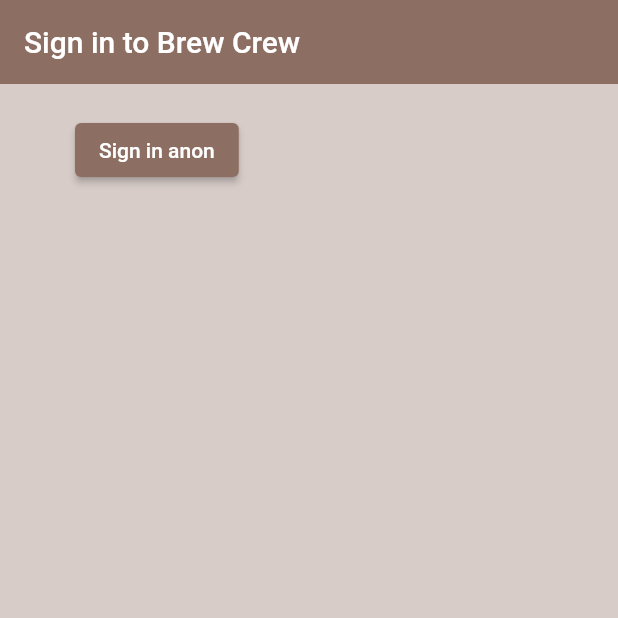
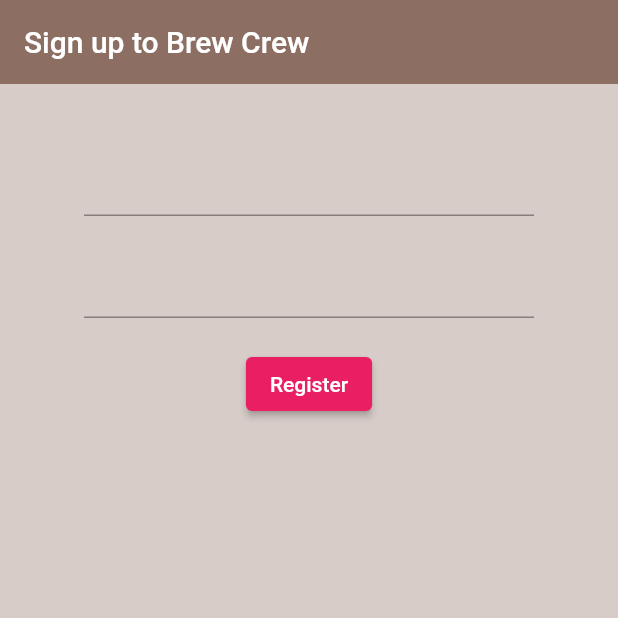
Before and after one commit to sunglimlee/firebase1, a Flutter app: the screen it shows after launch, on a phone screen of 412 x 824 dp, the top half of it. Run offline on Flutter 3.47's test engine with Material 2 defaults, Android fonts, the phone set to English and light mode, and no system bars; our stand-ins replace firebase_auth, firebase_core; accounts and stored records are empty.

Commit message:
create Register class : local variable 을 만들 때 build 밖에 만드는 걸 기억하자.

```diff
--- a/lib/screens/authenticate/authenticate.dart
+++ b/lib/screens/authenticate/authenticate.dart
@@ -1,3 +1,4 @@
+import 'package:firebase1/screens/authenticate/register.dart';
 import 'package:firebase1/screens/authenticate/sign_in.dart';
 import 'package:flutter/material.dart';
 
@@ -15,7 +16,7 @@
   @override
   Widget build(BuildContext context) {
     return Container(
-      child: SignIn(), // 진짜 파이어베이스를 연결하고 있는거야? 너무 흥분된다.
+      child: Register(), // 진짜 파이어베이스를 연결하고 있는거야? 너무 흥분된다.
     );
   }
 }
--- /dev/null
+++ b/lib/screens/authenticate/register.dart
@@ -0,0 +1,71 @@
+import 'package:firebase1/services/auth.dart';
+import 'package:flutter/material.dart';
+
+class Register extends StatefulWidget {
+  const Register({Key? key}) : super(key: key);
+
+  @override
+  State<Register> createState() => _RegisterState();
+}
+
+class _RegisterState extends State<Register> {
+  final AuthService _auth = AuthService(); // 잘봐라. AuthService 객체안에서 이미 정적 객체를 만들고 그걸 사용하고 있다.
+  String email = '';
+  String password = '';
+
+  @override
+  Widget build(BuildContext context) {
+    var width = MediaQuery.of(context).size.width;
+
+    return Scaffold(
+      backgroundColor: Colors.brown[100], // color 의 strength 를 설정할 수 있다. 커피의 농도, 진하기를 설정하는데 유효하다.
+      appBar: AppBar(
+        backgroundColor: Colors.brown[400], // 약간 더 진하게 설정한다.
+        elevation: 0.0,
+        title: Text('Sign up to Brew Crew'),
+      ),
+      body: Center(
+        child: Container(
+            alignment: Alignment.center ,
+            width: 400,
+            padding: EdgeInsets.symmetric(vertical: 20.0, horizontal: 50.0),
+            child: Form(
+              child: Column(
+                //crossAxisAlignment: CrossAxisAlignment.center,
+                children: [
+                  SizedBox(height: 20.0,),
+                  TextFormField( // 값을 변경할 때마다 해당 함수가 작동한다.
+                    onChanged: (val) {
+                      // [question] The declaration 'setState' isn't referenced.
+                      // [answer] 괄호로 감싸준다.
+                      setState(() => email = val);
+                    },
+                  ),
+                  SizedBox(height: 20.0,),
+                  TextFormField(
+                    onChanged: (val) {
+                      setState(() => password = val);
+                    },
+                    obscureText: true,
+                  ),
+                  SizedBox(height: 20.0,),
+                  ElevatedButton(
+                    style: ElevatedButton.styleFrom(primary: Colors.pink),
+                    onPressed: () async {
+                      print(email);
+                      print(password);
+                    },
+                    child: Text(
+                      "Register",
+                      style: TextStyle(color: Colors.white),
+                    ),
+                  ),
+                ],
+              ),
+            )
+        ),
+      ),
+    );
+
+  }
+}
```
Also changed, not shown: lib/screens/authenticate/sign_in.dart (+46 -16 lines).
